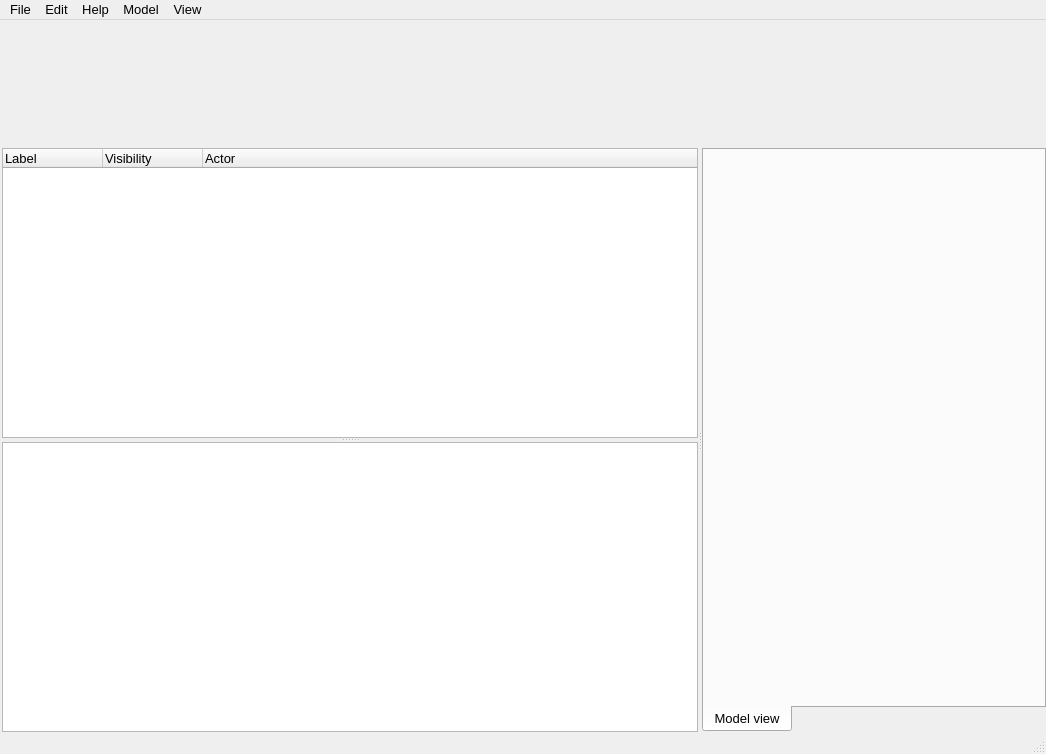
This is src/UserInterface/Forms/MainWindow.ui in PawelekPro/MeshGeneratingTool as Qt 5 draws it before an edit. The edited form follows.
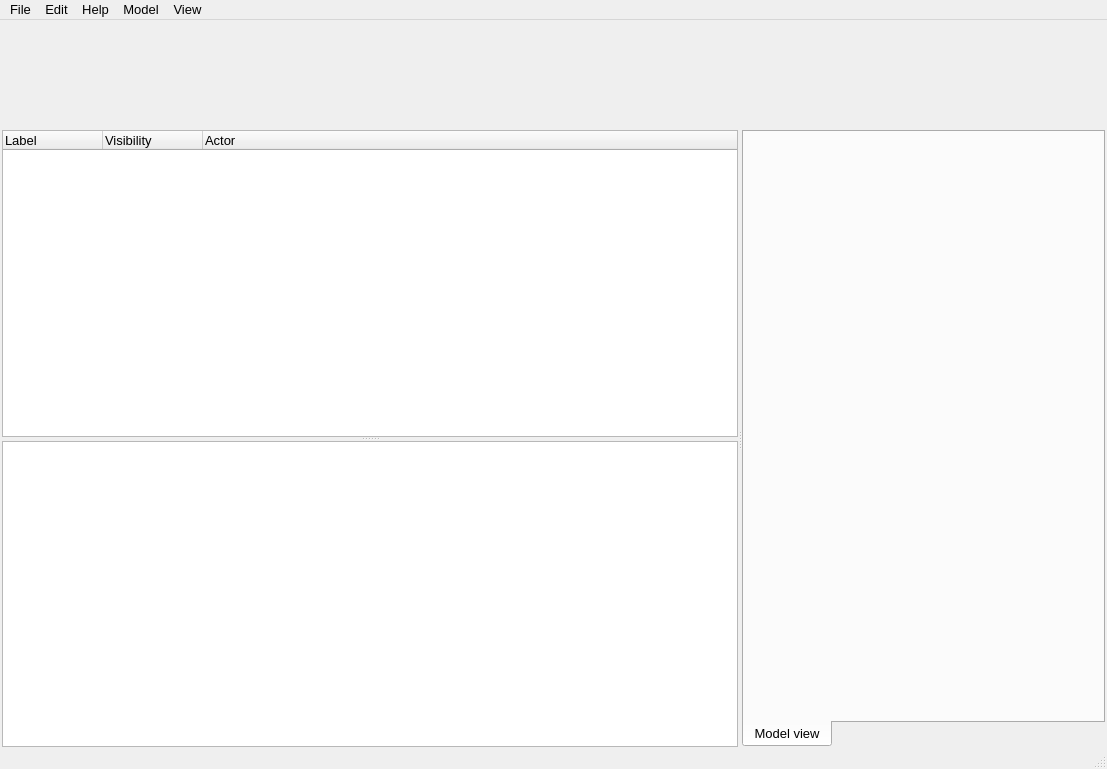
This is the edited form. Custom widgets are drawn as their Qt base class.

The edit to the form file:
```diff
--- a/src/UserInterface/Forms/MainWindow.ui
+++ b/src/UserInterface/Forms/MainWindow.ui
@@ -6,8 +6,8 @@
    <rect>
     <x>0</x>
     <y>0</y>
-    <width>1046</width>
-    <height>754</height>
+    <width>1107</width>
+    <height>769</height>
    </rect>
   </property>
   <property name="font">
@@ -27,7 +27,7 @@
      <number>0</number>
     </property>
     <property name="rightMargin">
-     <number>0</number>
+     <number>2</number>
     </property>
     <property name="bottomMargin">
      <number>0</number>
@@ -152,10 +152,16 @@
           <property name="cursor">
            <cursorShape>ArrowCursor</cursorShape>
           </property>
+          <property name="styleSheet">
+           <string notr="true"/>
+          </property>
           <property name="tabPosition">
            <enum>QTabWidget::South</enum>
           </property>
           <widget class="QWidget" name="modelView">
+           <property name="styleSheet">
+            <string notr="true"/>
+           </property>
            <attribute name="title">
             <string>Model view</string>
            </attribute>
@@ -197,7 +203,7 @@
       <property name="maximumSize">
        <size>
         <width>16777215</width>
-        <height>126</height>
+        <height>108</height>
        </size>
       </property>
      </widget>
@@ -209,7 +215,7 @@
     <rect>
      <x>0</x>
      <y>0</y>
-     <width>1046</width>
+     <width>1107</width>
      <height>20</height>
     </rect>
    </property>
```
